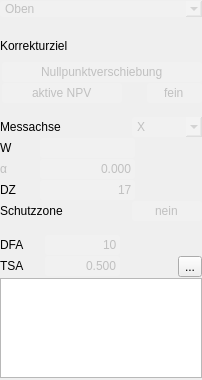
This is TouchProbe/tp_steg.ui in mikejg/CamHelper as Qt 5 draws it before an edit. The edited form follows.
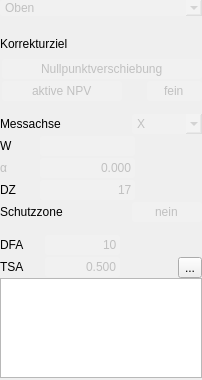
This is the edited form. Icons and pictures are not drawn. Custom widgets are drawn as their Qt base class.

```diff
--- a/TouchProbe/tp_steg.ui
+++ b/TouchProbe/tp_steg.ui
@@ -117,6 +117,9 @@
      <property name="spacing">
       <number>0</number>
      </property>
+     <property name="bottomMargin">
+      <number>2</number>
+     </property>
      <item>
       <spacer name="horizontalSpacer_Nullpunktverschiebung">
        <property name="orientation">
@@ -270,6 +273,9 @@
      <property name="spacing">
       <number>2</number>
      </property>
+     <property name="bottomMargin">
+      <number>2</number>
+     </property>
      <item>
       <widget class="QLabel" name="label_Messrichtung">
        <property name="enabled">
@@ -338,6 +344,9 @@
      <property name="spacing">
       <number>0</number>
      </property>
+     <property name="bottomMargin">
+      <number>2</number>
+     </property>
      <item>
       <widget class="QLabel" name="label_W">
        <property name="minimumSize">
@@ -399,6 +408,9 @@
      <property name="spacing">
       <number>0</number>
      </property>
+     <property name="bottomMargin">
+      <number>2</number>
+     </property>
      <item>
       <widget class="QLabel" name="label_Alpha">
        <property name="enabled">
@@ -466,6 +478,9 @@
      <property name="spacing">
       <number>0</number>
      </property>
+     <property name="bottomMargin">
+      <number>2</number>
+     </property>
      <item>
       <widget class="QLabel" name="label_DZ">
        <property name="minimumSize">
@@ -610,6 +625,9 @@
    </item>
    <item>
     <layout class="QHBoxLayout" name="horizontalLayout_DFA">
+     <property name="bottomMargin">
+      <number>2</number>
+     </property>
      <item>
       <widget class="QLabel" name="label_DFA">
        <property name="minimumSize">
@@ -748,6 +766,11 @@
   </layout>
  </widget>
  <customwidgets>
+  <customwidget>
+   <class>MLineEdit</class>
+   <extends>QLineEdit</extends>
+   <header location="global">Classes/mlineedit.h</header>
+  </customwidget>
   <customwidget>
    <class>MComboBox</class>
    <extends>QComboBox</extends>
```
Left out of the diff: 10 changed lines with no effect on the pictures.
